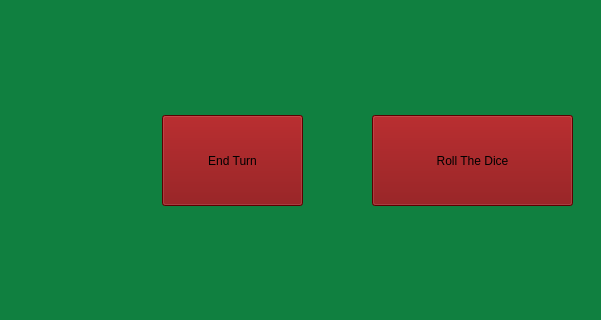
alten-linkoping/yatzy-2019, file Yatzy_front_v2/mainwindow.ui: the form before one commit; both pictures show x 638 to 1239 and y 205 to 525 of the 1239 by 848 pixel window.
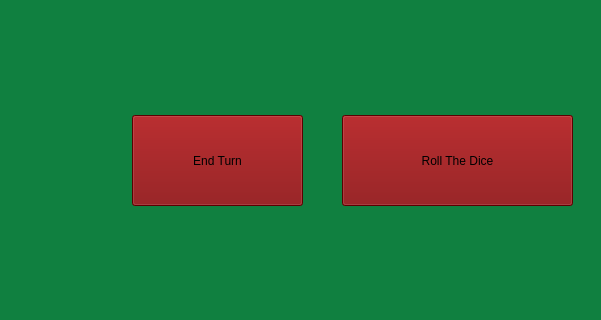
The form after the commit. Icons and pictures are not drawn.

What changed in the file:
```diff
--- a/Yatzy_front_v2/mainwindow.ui
+++ b/Yatzy_front_v2/mainwindow.ui
@@ -106,9 +106,9 @@
    <widget class="QPushButton" name="pushButton_Roll">
     <property name="geometry">
      <rect>
-      <x>1010</x>
+      <x>980</x>
       <y>320</y>
-      <width>201</width>
+      <width>231</width>
       <height>91</height>
      </rect>
     </property>
@@ -142,9 +142,9 @@
    <widget class="QPushButton" name="pushButton_EndTurn">
     <property name="geometry">
      <rect>
-      <x>800</x>
+      <x>770</x>
       <y>320</y>
-      <width>141</width>
+      <width>171</width>
       <height>91</height>
      </rect>
     </property>
```
